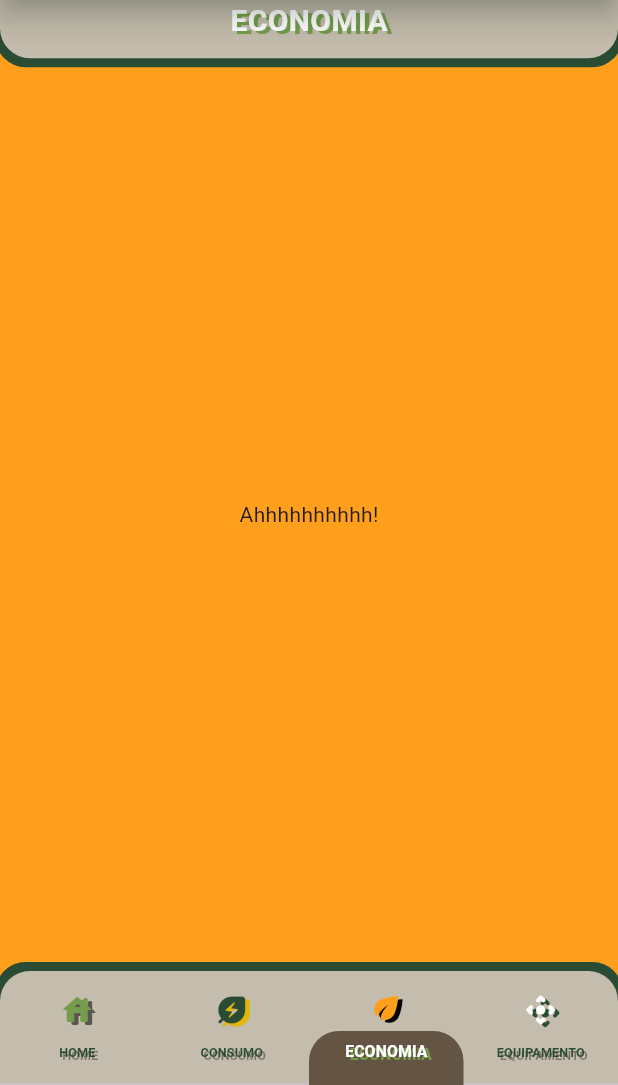
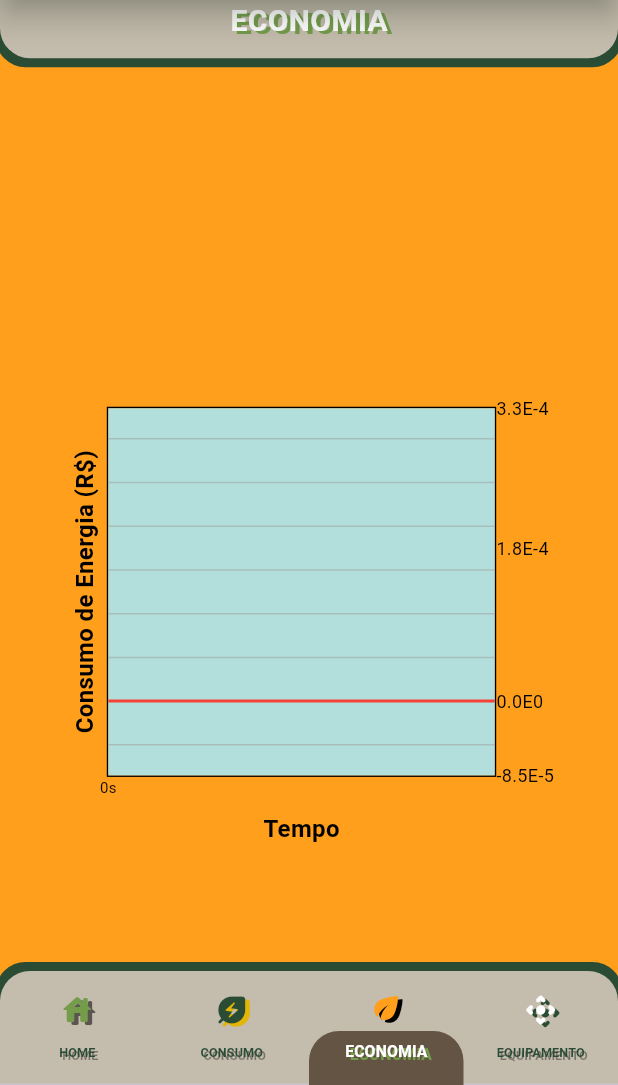
Before and after one commit to JoaoVictorRR-GitHub/EcoHome, a Flutter app: the screen it shows after launch, item 3 of the bottom bar chosen, on a phone screen of 412 x 824 dp, the part 151-1236 px from its top. Run offline on Flutter 3.47's test engine with Material 3 defaults, Android fonts, the phone set to English and light mode, and no system bars; drawn by our look-alikes of fl_chart.

Commit message:
Feature: Configuração do gráfico de economia e gastos.

```diff
--- a/lib/Economia/area_economia.dart
+++ b/lib/Economia/area_economia.dart
@@ -1,4 +1,11 @@
+import 'package:intl/intl.dart';
 import 'package:flutter/material.dart';
+import 'package:fl_chart/fl_chart.dart';
+import 'package:provider/provider.dart';
+
+import 'definicao_gasto.dart';
+import '../Globais/funcoes.dart';
+import '../Globais/fontes_estilos.dart';
 
 
 
@@ -16,7 +23,130 @@ class _PaginaEconomiaState extends State<PaginaEconomia> {
   @override
   Widget build(BuildContext context) {
     return const Center(
-      child: Text('Ahhhhhhhhhh!'),
+      child: Padding(
+        padding: EdgeInsets.only(top: 150.0),
+        child: GraficoEconomia(),
+      ),
     );
   }
 }
+
+
+
+
+
+
+class GraficoEconomia extends StatefulWidget {
+  const GraficoEconomia({super.key});
+
+  @override
+  State<GraficoEconomia> createState() => _GraficoEconomiaState();
+}
+
+class _GraficoEconomiaState extends State<GraficoEconomia> {
+
+  @override
+  Widget build(BuildContext context) {
+    return Consumer<TimerModel>(
+      builder: (BuildContext context, timerModel, Widget? child) {
+
+        // Limites do eixo Y.
+        double maxGasto = gastos.isNotEmpty ? gastos.fold<double>(0.0003, (max, g) => g.gasto > max ? g.gasto : max) : 0.0003;
+        double minGasto = gastos.isNotEmpty ? gastos.fold<double>(-0.00005, (min, g) => g.gasto < min ? g.gasto : min) : -0.00005;
+
+        // Margens do eixo Y.
+        double margemSuperior = (maxGasto - minGasto) * 0.1;  // 10% de margem para a parte superior.
+        double margemInferior = (maxGasto - minGasto) * 0.1;  // 10% de margem para a parte inferior.
+
+        return LineChart(
+          LineChartData(
+            clipData: const FlClipData.all(),   // Configura a exibicao dos pontos nos limites do grafico.
+            maxY: (maxGasto + margemSuperior),
+            minY: (minGasto - margemInferior),
+            backgroundColor: Colors.teal[100],
+            titlesData: FlTitlesData(           // Configuracao dos titulos.
+              // Titulo do topo.
+              topTitles: const AxisTitles(),
+              // Titulo da esquerda.
+              leftTitles: const AxisTitles(axisNameSize: 30, axisNameWidget: Text('Consumo de Energia (R\$)', style: styleTextoPadrao)),
+              // Titulo da direita.
+              rightTitles: AxisTitles(
+                sideTitles: SideTitles(
+                  showTitles: true,
+                  reservedSize: 40,
+                  interval: ((maxGasto - minGasto) / 2),
+                  getTitlesWidget: (value, meta) => Text(NumberFormat('0.0E0').format(value), style: styleTextoNormal), // Formatacao dos dados em notacao cientifica.
+                ),
+              ),
+              // Titulo inferior.
+              bottomTitles: AxisTitles(
+                axisNameSize: 25,
+                axisNameWidget: const Text('Tempo', style: styleTextoPadrao),
+                sideTitles: SideTitles(
+                  showTitles: true,
+                  getTitlesWidget: (value, meta) {
+                    int seconds = value.toInt();
+                    int minutes = (seconds ~/ 60);
+                    int remainingSeconds = (seconds % 60);
+
+                    if (minutes > 0) {
+                      return Text('${minutes}m${remainingSeconds}s', style: const TextStyle(color: Colors.black, fontSize: 10));  // Exibe o tempo em formato (m) e (s).
+                    } else {
+                      return Text('${seconds}s', style: const TextStyle(color: Colors.black, fontSize: 10));  // Exibe o tempo em formato (s).
+                    }
+                  },
+                ),
+              ),
+            ),
+            gridData: FlGridData( // Configuracao do grid.
+              show: true,
+              drawVerticalLine: true,
+              getDrawingHorizontalLine: (value) {
+                return FlLine(strokeWidth: (value == 0) ? 2 : 1, color: (value == 0) ? Colors.red : Colors.grey.withOpacity(0.5));
+              },
+              getDrawingVerticalLine: (value) {
+                return FlLine(strokeWidth: 1, color: Colors.grey.withOpacity(0.5));
+              },
+            ),
+            lineBarsData: [ // Configuracao do grafico.
+              LineChartBarData(
+                barWidth: 5,
+                isCurved: true,
+                color: Colors.blue,
+                isStrokeCapRound: true,
+                dotData: FlDotData( // Configuracao dos pontos.
+                  show: true,
+                  getDotPainter: (spot, percent, bar, index) => FlDotCirclePainter(radius: 5, strokeWidth: 2, color: Colors.blue, strokeColor: Colors.white),
+                ),
+                spots: List.generate( // Configuracao dos dados.
+                  gastos.length,
+                  (index) => FlSpot(gastos[index].tempoAtual, gastos[index].gasto),
+                ),
+                belowBarData: BarAreaData(  // Style do grafico.
+                  show: true,
+                  gradient: LinearGradient(
+                    colors: [
+                      Colors.blue.withOpacity(0.3),
+                      Colors.green.withOpacity(0.3),
+                    ],
+                  ),
+                ),
+              ),
+            ],
+            lineTouchData: LineTouchData( // Configuracao de interacoes no grafico.
+              handleBuiltInTouches: true,
+              touchTooltipData: LineTouchTooltipData(
+                tooltipRoundedRadius: 8,
+                fitInsideVertically: true,
+                fitInsideHorizontally: true,
+                tooltipPadding: const EdgeInsets.all(8),
+                getTooltipColor: (spot) => Colors.blueGrey.withOpacity(0.8),
+                tooltipBorder: const BorderSide(color: Colors.blue, width: 2),
+              ),
+            ),
+          ),
+        );
+      }
+    );
+  }
+}
```
